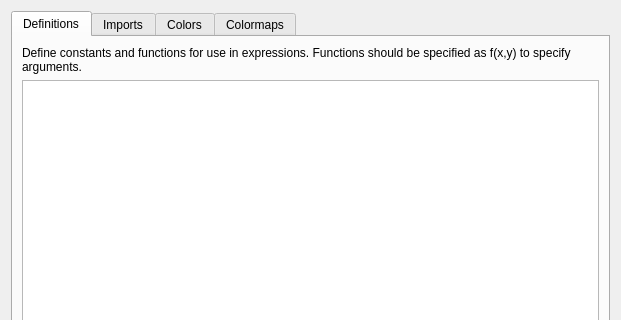
First picture: the form in ui/custom.ui, repository veusz/veusz, before the edit; both pictures show x 0 to 621 and y 0 to 320 of the 621 by 644 pixel window.
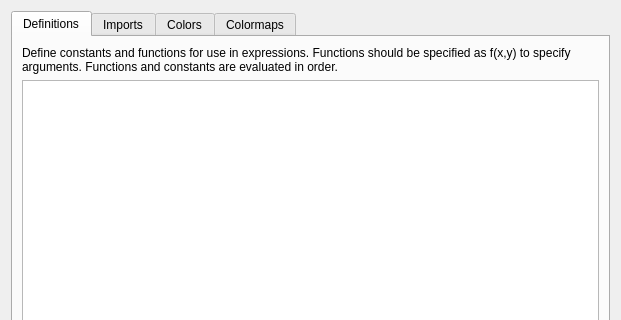
Second picture: the form after the edit. Custom widgets are drawn as their Qt base class.

What changed in the file:
```diff
--- a/ui/custom.ui
+++ b/ui/custom.ui
@@ -27,7 +27,7 @@
        <item>
         <widget class="QLabel" name="label_2">
          <property name="text">
-          <string>Define constants and functions for use in expressions. Functions should be specified as f(x,y) to specify arguments.</string>
+          <string>Define constants and functions for use in expressions. Functions should be specified as f(x,y) to specify arguments. Functions and constants are evaluated in order.</string>
          </property>
          <property name="wordWrap">
           <bool>true</bool>
```
Left out of the diff: 6 changed lines with no effect on the pictures.
